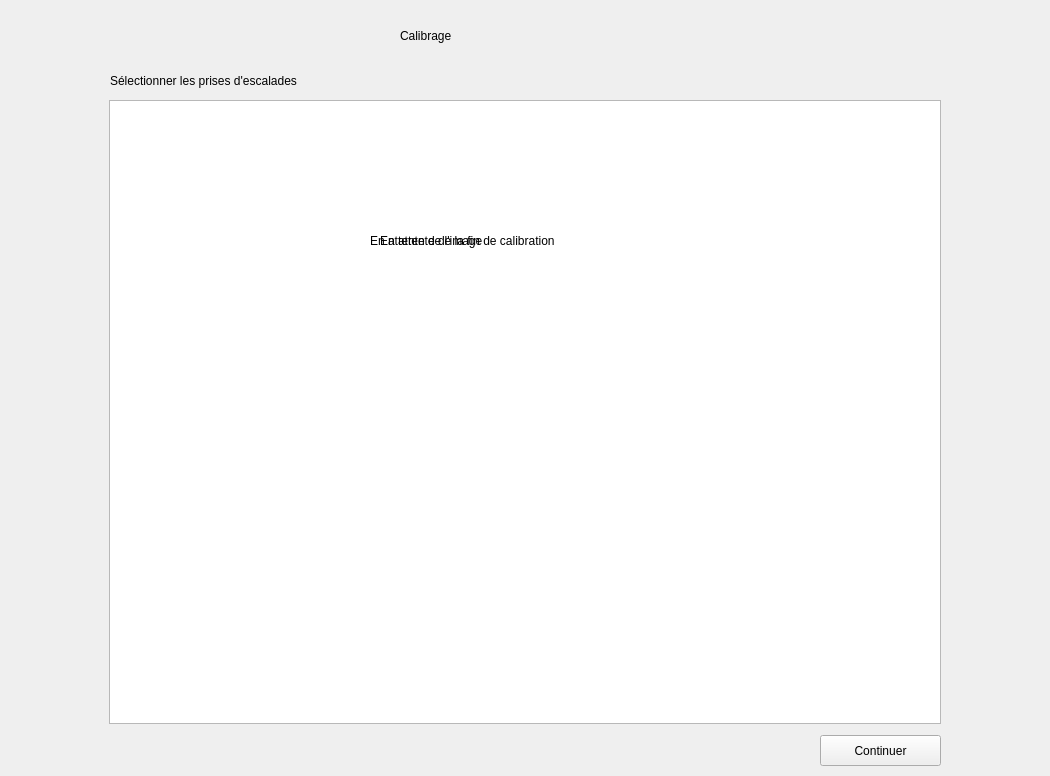
Before: the Qt Designer form testIHMClimingProject/testIHMClimingProject/calibrage.ui in simplyyCarlos/ClimbingProject, drawn with Qt 5.
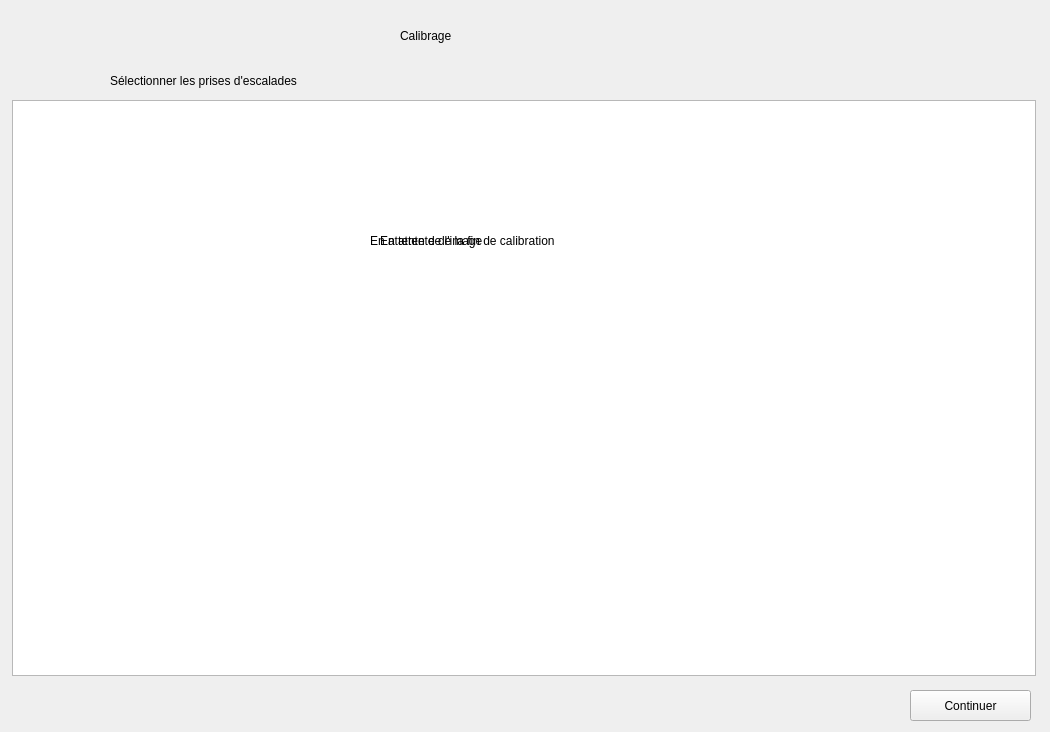
After: the same form once the commit is applied.

```diff
--- a/testIHMClimingProject/testIHMClimingProject/calibrage.ui
+++ b/testIHMClimingProject/testIHMClimingProject/calibrage.ui
@@ -7,7 +7,7 @@
     <x>0</x>
     <y>0</y>
     <width>1050</width>
-    <height>776</height>
+    <height>732</height>
    </rect>
   </property>
   <property name="windowTitle">
@@ -16,22 +16,22 @@
   <widget class="QGraphicsView" name="graphicsView">
    <property name="geometry">
     <rect>
-     <x>109</x>
+     <x>12</x>
      <y>100</y>
-     <width>832</width>
-     <height>624</height>
+     <width>1024</width>
+     <height>576</height>
     </rect>
    </property>
    <property name="minimumSize">
     <size>
-     <width>832</width>
-     <height>624</height>
+     <width>1024</width>
+     <height>576</height>
     </size>
    </property>
    <property name="maximumSize">
     <size>
-     <width>832</width>
-     <height>624</height>
+     <width>1024</width>
+     <height>576</height>
     </size>
    </property>
    <property name="verticalScrollBarPolicy">
@@ -57,8 +57,8 @@
   <widget class="QPushButton" name="pushButton_Continuer">
    <property name="geometry">
     <rect>
-     <x>820</x>
-     <y>735</y>
+     <x>910</x>
+     <y>690</y>
      <width>121</width>
      <height>31</height>
     </rect>
```
